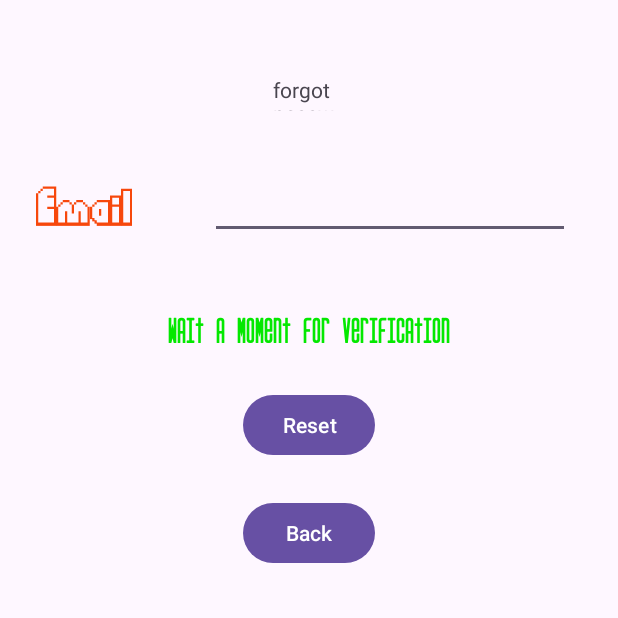
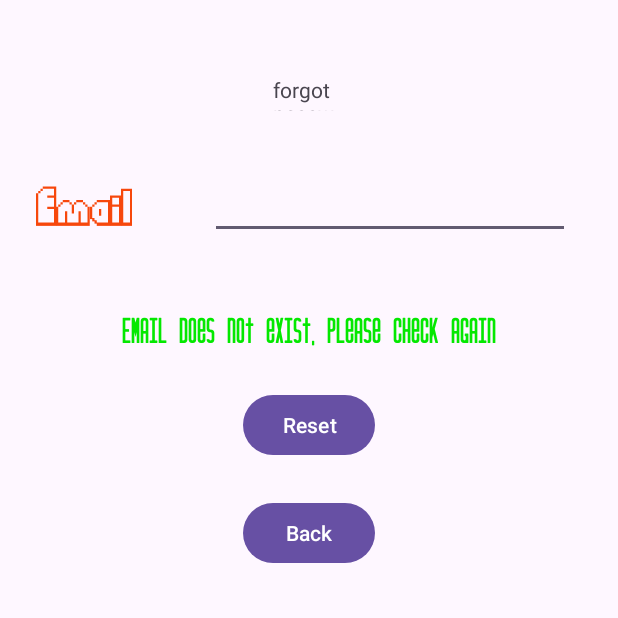
Before and after one commit to tranvietan2001/Kotlin_android_game_myflappybird, an Android app: the ForgotPasswordActivity screen opened directly, with no data from a screen before it, after a tap on "Reset", on a phone screen of 412 x 824 dp, the top half of it. Run offline under Robolectric (Android 15) with nearby library versions, the phone set to English and light mode, and no system bars; our stand-ins replace Firebase (no records; nobody signed in at launch, a user with empty details on screens opened directly).

Commit message:
func forgot ok

```diff
--- a/app/src/main/java/com/example/mybird/CreateAccountActivity.kt
+++ b/app/src/main/java/com/example/mybird/CreateAccountActivity.kt
@@ -50,7 +50,7 @@ class CreateAccountActivity : AppCompatActivity() {
 
             Toast.makeText(this, "$isCheckEmail", Toast.LENGTH_SHORT).show()
 
-
+// nếu ok thì chuyển đế tram login
             if (email.isNotEmpty() && password.isNotEmpty() && isCheckEmail && password.toString().length >=6) {
                 // Gọi hàm tạo tài khoản trong coroutine
                 lifecycleScope.launch {
--- a/app/src/main/java/com/example/mybird/FirebaseManager.kt
+++ b/app/src/main/java/com/example/mybird/FirebaseManager.kt
@@ -56,7 +56,7 @@ class FirebaseManager {
     }
 
     fun loginAccount(email: String, password: String, callback: (String) -> Unit) {
-        logoutAccount()
+//        logoutAccount()
         auth.signInWithEmailAndPassword(email, password)
             .addOnCompleteListener { task ->
                 if (task.isSuccessful) {
@@ -110,27 +110,33 @@ class FirebaseManager {
         return "Không tìm thấy thông tin"
     }
 
-    fun forgotPass(email:String): String{
+    fun forgotPass(email:String, callback: (String) -> Unit){
         database.collection(nameDb)
             .get()
             .addOnSuccessListener { result ->
                 var isCheck:Boolean = false
                 for (document in result) {
-                    if (document.id.equals(email)){
+                    if (document.id == email){
                         isCheck = true
                         break
                     }
-                    println("ISCHECK: ${document.id} => $email == ${document.data}")
+//                    println("ISCHECK: ${document.id} => $email == ${document.data}")
                 }
 
-                println("ISCHECK: $isCheck")
+                if(isCheck){
+                    auth.sendPasswordResetEmail(email).addOnCompleteListener { task ->
+                        if(task.isSuccessful){
+                            callback("Please check your email and follow the steps to reset your password")
+                        } else callback("Password reset request failed, please re-authenticate")
+                    }
+                }
+                else callback("Email does not exist, please check again")
+//                println("ISCHECK: $isCheck")
             }
             .addOnFailureListener { exception ->
+                callback("There is a problem with the connection, please check again.")
                 println("ISCHECK: Error getting documents.$exception")
             }
-
-        return "aa"
-
     }
 
 }
--- a/app/src/main/java/com/example/mybird/ForgotPasswordActivity.kt
+++ b/app/src/main/java/com/example/mybird/ForgotPasswordActivity.kt
@@ -36,8 +36,11 @@ class ForgotPasswordActivity : AppCompatActivity() {
         val emailForgot = emailForgotTxt.text
 
         resetBtn.setOnClickListener {
-            nofitiTxt.setText("Wait a moment for verification")
-            firebaseManager.forgotPass(emailForgot.toString())
+            nofitiTxt.text = "Wait a moment for verification"
+            //có thể cho xác thực send mail reset ok thì tự back về login luôn cũng đc
+            firebaseManager.forgotPass(emailForgot.toString()){ result ->
+                nofitiTxt.text = result
+            }
 //            {result ->
 //                nofitiTxt.setText(result)
 //            }
```
Also changed, not shown: app/src/main/java/com/example/mybird/LoginActivity.kt (+21 -9 lines), app/src/main/res/layout/login_activity_main.xml (+10 -10 lines).
